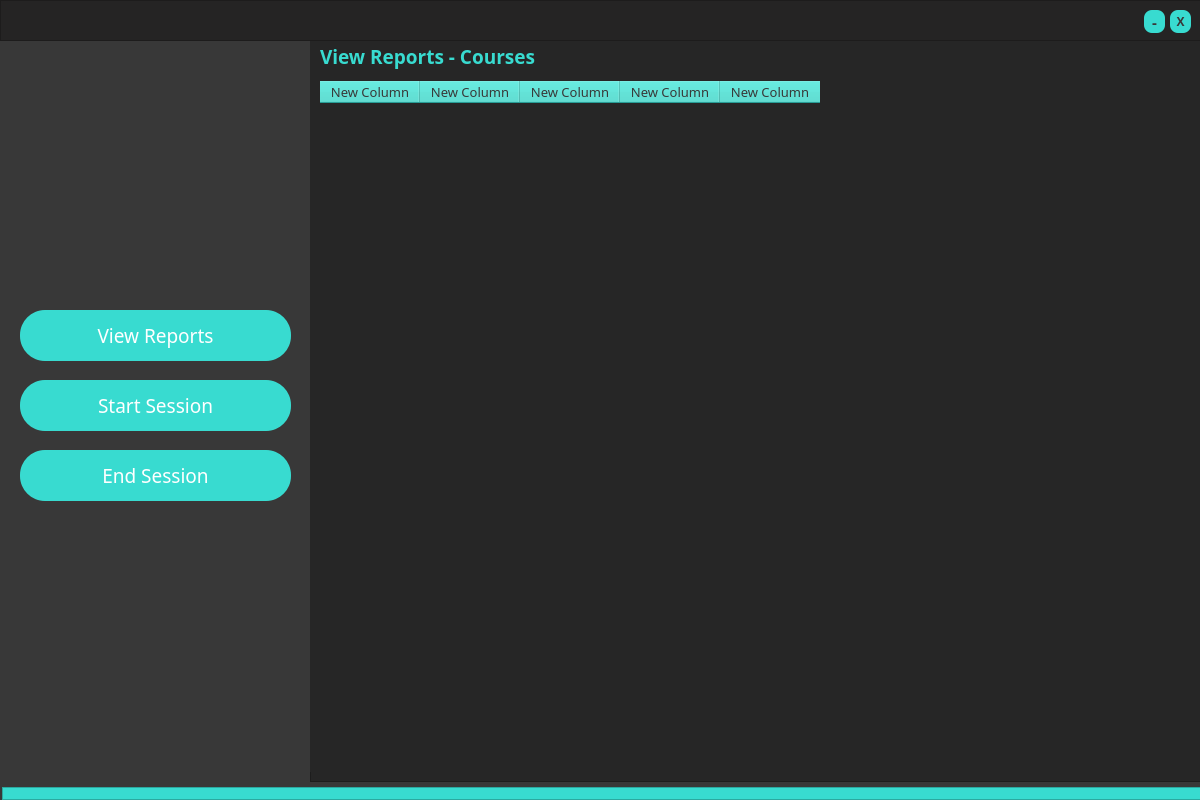
Old version of the form gui/interfaces/InstructorDashboard.ui in the repository dev-otaher/Saqer.
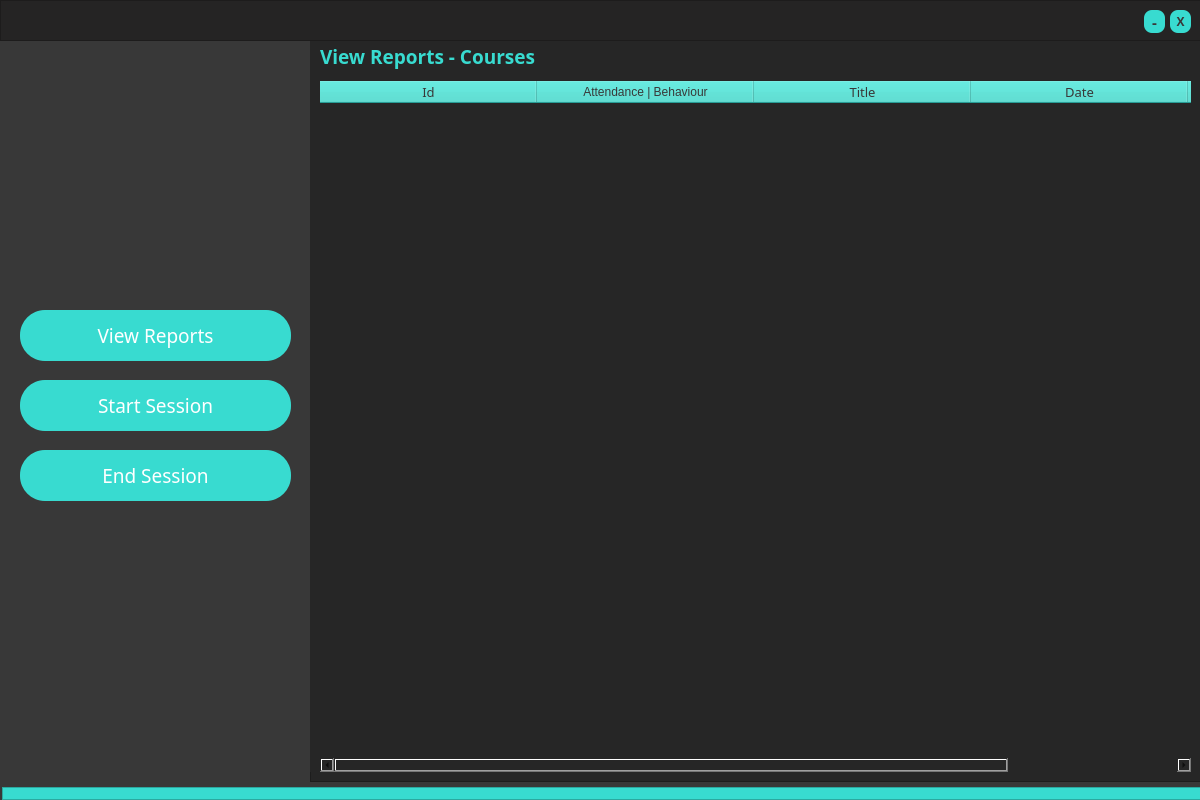
New version of the form. The open tabs and pages were chosen to show the change. Icons and pictures are not drawn.

Commit message: Filled "i_classes_table" from db.

```diff
--- a/gui/interfaces/InstructorDashboard.ui
+++ b/gui/interfaces/InstructorDashboard.ui
@@ -324,20 +324,15 @@
          <enum>Qt::ClickFocus</enum>
         </property>
         <property name="styleSheet">
-         <string notr="true">QHeaderView::section{background-color:#38DBD0; color:#383838}
+         <string notr="true">QHeaderView::section{
+	background-color:#38DBD0; 
+	color:#383838
+}
 QTableWidget::item {
-		
 	selection-background-color: #38DBD0;
-  	width: 100%;
-
-}
-
-QTableWidget::item:nth-child(0) {
-		
-
+  	color: white;
 }
 QTableWidget::section{
-
   border-collapse: collapse;
   border-radius: 1em;
   overflow: hidden;
@@ -374,6 +369,9 @@
         <property name="gridStyle">
          <enum>Qt::SolidLine</enum>
         </property>
+        <attribute name="horizontalHeaderDefaultSectionSize">
+         <number>217</number>
+        </attribute>
         <attribute name="horizontalHeaderHighlightSections">
          <bool>false</bool>
         </attribute>
@@ -385,7 +383,7 @@
         </attribute>
         <column>
          <property name="text">
-          <string notr="true">New Column</string>
+          <string notr="true">Id</string>
          </property>
          <property name="font">
           <font>
@@ -405,18 +403,12 @@
         </column>
         <column>
          <property name="text">
-          <string>New Column</string>
+          <string>Attendance | Behaviour</string>
          </property>
-         <property name="font">
-          <font>
-           <family>RB</family>
-           <pointsize>10</pointsize>
-          </font>
-         </property>
         </column>
         <column>
          <property name="text">
-          <string>New Column</string>
+          <string>Title</string>
          </property>
          <property name="font">
           <font>
@@ -427,7 +419,7 @@
         </column>
         <column>
          <property name="text">
-          <string>New Column</string>
+          <string>Date</string>
          </property>
          <property name="font">
           <font>
@@ -438,7 +430,7 @@
         </column>
         <column>
          <property name="text">
-          <string>New Column</string>
+          <string>Time</string>
          </property>
          <property name="font">
           <font>
```
Left out of the diff: 5 changed lines with no effect on the pictures. The commit also changes 4 other files.
